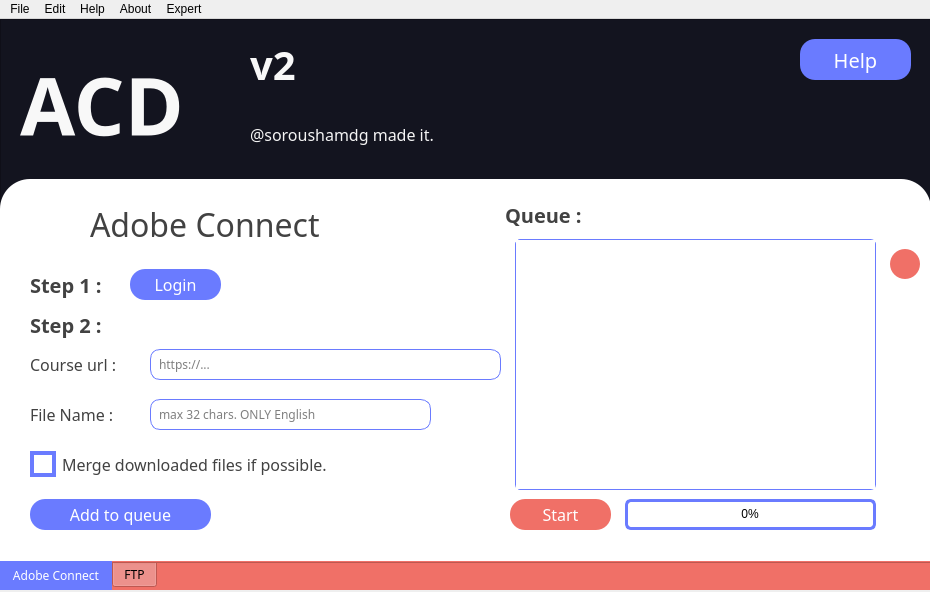
This is Design/qtDesigner/app.ui in soroushamdg/acd as Qt 5 draws it before an edit. The edited form follows.
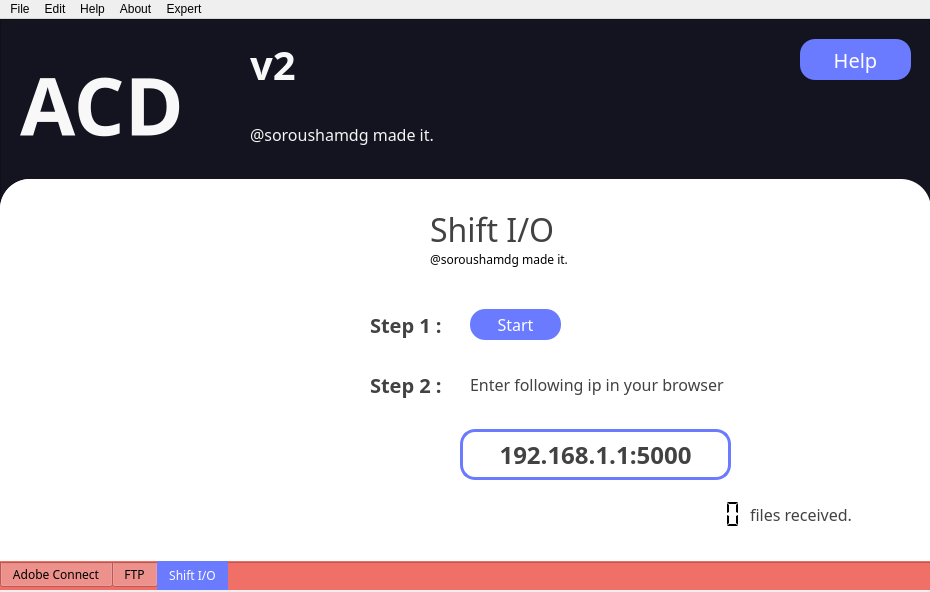
This is the edited form. The open tabs and pages were chosen to show the change. Icons and pictures are not drawn.

What changed in the file:
```diff
--- a/Design/qtDesigner/app.ui
+++ b/Design/qtDesigner/app.ui
@@ -1730,6 +1730,454 @@
       </property>
      </widget>
     </widget>
+    <widget class="QWidget" name="shiftIOTab">
+     <property name="styleSheet">
+      <string notr="true">background-color:#ffffff;
+border-top-left-radius:30px;
+border-top-right-radius:30px;
+border:none;</string>
+     </property>
+     <attribute name="icon">
+      <iconset resource="resources.qrc">
+       <normaloff>:/tab-icons/shit-io-icon.png</normaloff>:/tab-icons/shit-io-icon.png</iconset>
+     </attribute>
+     <attribute name="title">
+      <string>Shift I/O</string>
+     </attribute>
+     <widget class="QLabel" name="shiftIOGraphicalIllustrationLabel">
+      <property name="geometry">
+       <rect>
+        <x>0</x>
+        <y>0</y>
+        <width>371</width>
+        <height>371</height>
+       </rect>
+      </property>
+      <property name="text">
+       <string/>
+      </property>
+      <property name="pixmap">
+       <pixmap resource="resources.qrc">:/images/file-transfer-bro.png</pixmap>
+      </property>
+      <property name="scaledContents">
+       <bool>true</bool>
+      </property>
+     </widget>
+     <widget class="QLabel" name="shiftIOTitleIconLabel">
+      <property name="geometry">
+       <rect>
+        <x>370</x>
+        <y>30</y>
+        <width>51</width>
+        <height>51</height>
+       </rect>
+      </property>
+      <property name="text">
+       <string/>
+      </property>
+      <property name="pixmap">
+       <pixmap resource="resources.qrc">:/tab-icons/shit-io-icon.png</pixmap>
+      </property>
+      <property name="scaledContents">
+       <bool>true</bool>
+      </property>
+     </widget>
+     <widget class="QLabel" name="shiftIOTitleTextLabel">
+      <property name="geometry">
+       <rect>
+        <x>430</x>
+        <y>30</y>
+        <width>161</width>
+        <height>41</height>
+       </rect>
+      </property>
+      <property name="font">
+       <font>
+        <family>Poppins</family>
+        <pointsize>24</pointsize>
+        <weight>50</weight>
+        <bold>false</bold>
+       </font>
+      </property>
+      <property name="styleSheet">
+       <string notr="true">color:#424242;</string>
+      </property>
+      <property name="frameShadow">
+       <enum>QFrame::Plain</enum>
+      </property>
+      <property name="text">
+       <string>Shift I/O</string>
+      </property>
+      <property name="textFormat">
+       <enum>Qt::AutoText</enum>
+      </property>
+      <property name="scaledContents">
+       <bool>true</bool>
+      </property>
+      <property name="alignment">
+       <set>Qt::AlignLeading|Qt::AlignLeft|Qt::AlignVCenter</set>
+      </property>
+     </widget>
+     <widget class="QLabel" name="shiftIOOneLabel">
+      <property name="geometry">
+       <rect>
+        <x>370</x>
+        <y>130</y>
+        <width>91</width>
+        <height>31</height>
+       </rect>
+      </property>
+      <property name="font">
+       <font>
+        <family>Poppins</family>
+        <pointsize>15</pointsize>
+        <weight>75</weight>
+        <bold>true</bold>
+       </font>
+      </property>
+      <property name="styleSheet">
+       <string notr="true">color:#424242;</string>
+      </property>
+      <property name="frameShadow">
+       <enum>QFrame::Plain</enum>
+      </property>
+      <property name="text">
+       <string>Step 1 :</string>
+      </property>
+      <property name="textFormat">
+       <enum>Qt::AutoText</enum>
+      </property>
+      <property name="scaledContents">
+       <bool>false</bool>
+      </property>
+      <property name="alignment">
+       <set>Qt::AlignLeading|Qt::AlignLeft|Qt::AlignVCenter</set>
+      </property>
+     </widget>
+     <widget class="QPushButton" name="shiftIOStartButton">
+      <property name="enabled">
+       <bool>true</bool>
+      </property>
+      <property name="geometry">
+       <rect>
+        <x>470</x>
+        <y>130</y>
+        <width>91</width>
+        <height>31</height>
+       </rect>
+      </property>
+      <property name="font">
+       <font>
+        <family>Poppins</family>
+        <pointsize>12</pointsize>
+       </font>
+      </property>
+      <property name="focusPolicy">
+       <enum>Qt::StrongFocus</enum>
+      </property>
+      <property name="acceptDrops">
+       <bool>false</bool>
+      </property>
+      <property name="autoFillBackground">
+       <bool>false</bool>
+      </property>
+      <property name="styleSheet">
+       <string notr="true">
+QPushButton{background:#6a7bff;
+border-radius:15px;
+color:white;}
+QPushButton:enabled{background:#6a7bff;}
+QPushButton:hover{background:#919dff;}
+QPushButton:pressed {background:#465bff;}</string>
+      </property>
+      <property name="text">
+       <string>Start</string>
+      </property>
+      <property name="icon">
+       <iconset resource="resources.qrc">
+        <normaloff>:/button-icons/login-button.png</normaloff>:/button-icons/login-button.png</iconset>
+      </property>
+      <property name="iconSize">
+       <size>
+        <width>30</width>
+        <height>27</height>
+       </size>
+      </property>
+      <property name="checkable">
+       <bool>false</bool>
+      </property>
+      <property name="default">
+       <bool>false</bool>
+      </property>
+      <property name="flat">
+       <bool>false</bool>
+      </property>
+     </widget>
+     <widget class="QLabel" name="shiftIOStatusLabel">
+      <property name="enabled">
+       <bool>false</bool>
+      </property>
+      <property name="geometry">
+       <rect>
+        <x>570</x>
+        <y>130</y>
+        <width>31</width>
+        <height>31</height>
+       </rect>
+      </property>
+      <property name="font">
+       <font>
+        <family>Poppins</family>
+        <pointsize>18</pointsize>
+        <weight>75</weight>
+        <bold>true</bold>
+       </font>
+      </property>
+      <property name="styleSheet">
+       <string notr="true">color:#424242;</string>
+      </property>
+      <property name="frameShadow">
+       <enum>QFrame::Plain</enum>
+      </property>
+      <property name="text">
+       <string/>
+      </property>
+      <property name="textFormat">
+       <enum>Qt::AutoText</enum>
+      </property>
+      <property name="pixmap">
+       <pixmap resource="resources.qrc">:/button-icons/success-label.png</pixmap>
+      </property>
+      <property name="scaledContents">
+       <bool>true</bool>
+      </property>
+      <property name="alignment">
+       <set>Qt::AlignLeading|Qt::AlignLeft|Qt::AlignVCenter</set>
+      </property>
+     </widget>
+     <widget class="QLabel" name="shiftIOStepTwoLabel">
+      <property name="geometry">
+       <rect>
+        <x>370</x>
+        <y>190</y>
+        <width>91</width>
+        <height>31</height>
+       </rect>
+      </property>
+      <property name="font">
+       <font>
+        <family>Poppins</family>
+        <pointsize>15</pointsize>
+        <weight>75</weight>
+        <bold>true</bold>
+       </font>
+      </property>
+      <property name="styleSheet">
+       <string notr="true">color:#424242;</string>
+      </property>
+      <property name="frameShadow">
+       <enum>QFrame::Plain</enum>
+      </property>
+      <property name="text">
+       <string>Step 2 :</string>
+      </property>
+      <property name="textFormat">
+       <enum>Qt::AutoText</enum>
+      </property>
+      <property name="scaledContents">
+       <bool>false</bool>
+      </property>
+      <property name="alignment">
+       <set>Qt::AlignLeading|Qt::AlignLeft|Qt::AlignVCenter</set>
+      </property>
+     </widget>
+     <widget class="QLabel" name="shiftIOEnterDescTextLabel">
+      <property name="geometry">
+       <rect>
+        <x>470</x>
+        <y>190</y>
+        <width>391</width>
+        <height>31</height>
+       </rect>
+      </property>
+      <property name="font">
+       <font>
+        <family>Poppins</family>
+        <pointsize>12</pointsize>
+        <weight>50</weight>
+        <bold>false</bold>
+       </font>
+      </property>
+      <property name="styleSheet">
+       <string notr="true">color:#424242;</string>
+      </property>
+      <property name="frameShadow">
+       <enum>QFrame::Plain</enum>
+      </property>
+      <property name="text">
+       <string>Enter following ip in your browser</string>
+      </property>
+      <property name="textFormat">
+       <enum>Qt::AutoText</enum>
+      </property>
+      <property name="scaledContents">
+       <bool>false</bool>
+      </property>
+      <property name="alignment">
+       <set>Qt::AlignLeading|Qt::AlignLeft|Qt::AlignVCenter</set>
+      </property>
+     </widget>
+     <widget class="QLabel" name="shiftIOIPAddressLabel">
+      <property name="geometry">
+       <rect>
+        <x>460</x>
+        <y>250</y>
+        <width>271</width>
+        <height>51</height>
+       </rect>
+      </property>
+      <property name="font">
+       <font>
+        <family>Poppins</family>
+        <pointsize>18</pointsize>
+        <weight>75</weight>
+        <bold>true</bold>
+       </font>
+      </property>
+      <property name="styleSheet">
+       <string notr="true">color:#424242;
+border : 3px solid #6A7BFF;
+border-radius: 15px;</string>
+      </property>
+      <property name="frameShape">
+       <enum>QFrame::NoFrame</enum>
+      </property>
+      <property name="frameShadow">
+       <enum>QFrame::Plain</enum>
+      </property>
+      <property name="text">
+       <string>192.168.1.1:5000</string>
+      </property>
+      <property name="textFormat">
+       <enum>Qt::AutoText</enum>
+      </property>
+      <property name="scaledContents">
+       <bool>false</bool>
+      </property>
+      <property name="alignment">
+       <set>Qt::AlignCenter</set>
+      </property>
+     </widget>
+     <widget class="QLabel" name="shiftIOFilesReceivedTextLabel">
+      <property name="geometry">
+       <rect>
+        <x>750</x>
+        <y>320</y>
+        <width>161</width>
+        <height>31</height>
+       </rect>
+      </property>
+      <property name="font">
+       <font>
+        <family>Poppins</family>
+        <pointsize>12</pointsize>
+        <weight>50</weight>
+        <bold>false</bold>
+       </font>
+      </property>
+      <property name="styleSheet">
+       <string notr="true">color:#424242;</string>
+      </property>
+      <property name="frameShadow">
+       <enum>QFrame::Plain</enum>
+      </property>
+      <property name="text">
+       <string>files received.</string>
+      </property>
+      <property name="textFormat">
+       <enum>Qt::AutoText</enum>
+      </property>
+      <property name="scaledContents">
+       <bool>false</bool>
+      </property>
+      <property name="alignment">
+       <set>Qt::AlignLeading|Qt::AlignLeft|Qt::AlignVCenter</set>
+      </property>
+     </widget>
+     <widget class="QLCDNumber" name="shiftIOFilesReceivedLCDNumber">
+      <property name="geometry">
+       <rect>
+        <x>680</x>
+        <y>320</y>
+        <width>64</width>
+        <height>31</height>
+       </rect>
+      </property>
+      <property name="frameShape">
+       <enum>QFrame::Panel</enum>
+      </property>
+      <property name="lineWidth">
+       <number>4</number>
+      </property>
+      <property name="smallDecimalPoint">
+       <bool>false</bool>
+      </property>
+      <property name="digitCount">
+       <number>4</number>
+      </property>
+      <property name="segmentStyle">
+       <enum>QLCDNumber::Flat</enum>
+      </property>
+      <property name="value" stdset="0">
+       <double>0.000000000000000</double>
+      </property>
+      <property name="intValue" stdset="0">
+       <number>0</number>
+      </property>
+     </widget>
+     <widget class="QLabel" name="shiftIOCreatorLabel">
+      <property name="geometry">
+       <rect>
+        <x>430</x>
+        <y>70</y>
+        <width>291</width>
+        <height>20</height>
+       </rect>
+      </property>
+      <property name="sizePolicy">
+       <sizepolicy hsizetype="Preferred" vsizetype="Preferred">
+        <horstretch>0</horstretch>
+        <verstretch>0</verstretch>
+       </sizepolicy>
+      </property>
+      <property name="font">
+       <font>
+        <family>Poppins</family>
+        <pointsize>9</pointsize>
+        <weight>50</weight>
+        <bold>false</bold>
+       </font>
+      </property>
+      <property name="styleSheet">
+       <string notr="true"/>
+      </property>
+      <property name="frameShadow">
+       <enum>QFrame::Plain</enum>
+      </property>
+      <property name="text">
+       <string>@soroushamdg made it.</string>
+      </property>
+      <property name="textFormat">
+       <enum>Qt::AutoText</enum>
+      </property>
+      <property name="scaledContents">
+       <bool>false</bool>
+      </property>
+      <property name="alignment">
+       <set>Qt::AlignLeading|Qt::AlignLeft|Qt::AlignVCenter</set>
+      </property>
+     </widget>
+    </widget>
    </widget>
   </widget>
   <widget class="QMenuBar" name="menubar">
```
Left out of the diff: 36 changed lines with no effect on the pictures.
